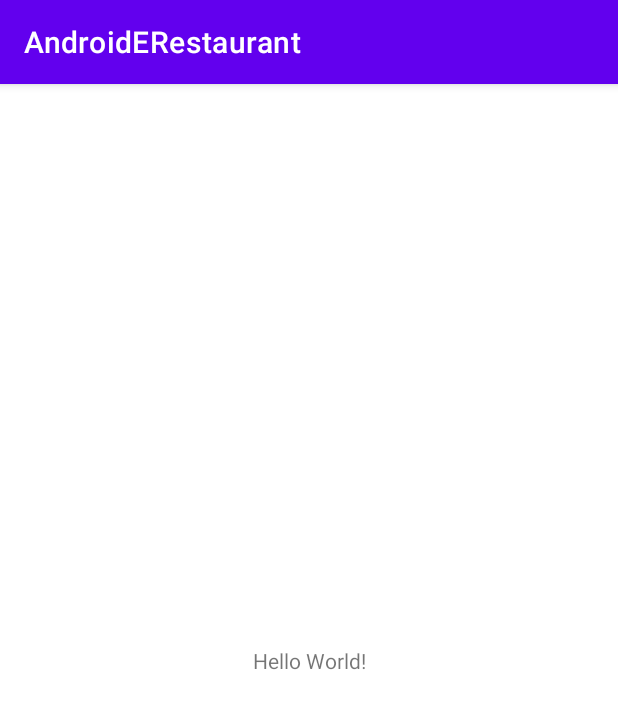
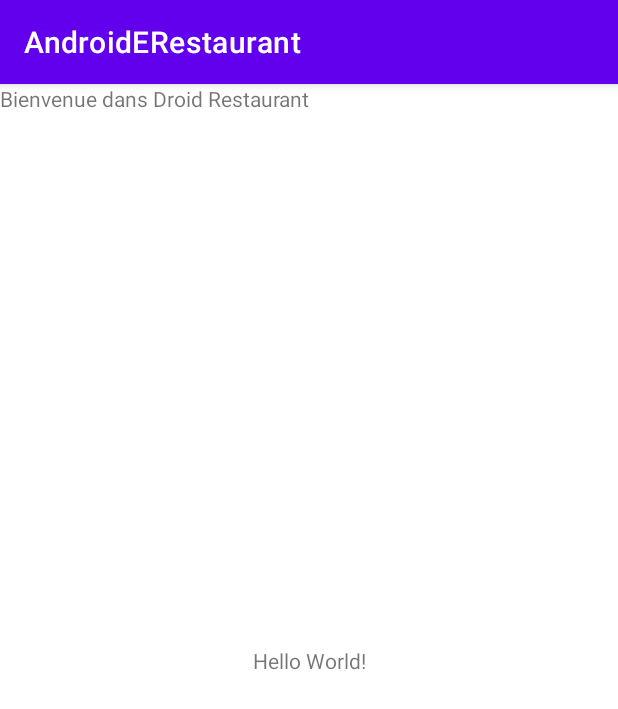
Before and after one commit to DylanVautrin/AndroidERestaurant, an Android app: the screen it shows after launch (MainActivity before the commit, HomeActivity after it), on a phone screen of 412 x 824 dp. Shown: the top 709 px of the screen. Run offline under Robolectric (Android 15) with nearby library versions, the phone set to English and light mode, and no system bars.

Commit message:
Initial Commit

```diff
--- a/app/src/main/AndroidManifest.xml
+++ b/app/src/main/AndroidManifest.xml
@@ -10,7 +10,7 @@
         android:supportsRtl="true"
         android:theme="@style/Theme.AndroidERestaurant">
         <activity
-            android:name=".MainActivity"
+            android:name=".HomeActivity"
             android:exported="true">
             <intent-filter>
                 <action android:name="android.intent.action.MAIN" />
--- a/app/src/main/java/fr/isen/vautrin/androidrestaurant/MainActivity.kt
+++ b/app/src/main/java/fr/isen/vautrin/androidrestaurant/HomeActivity.kt
@@ -3,9 +3,9 @@ package fr.isen.vautrin.androidrestaurant
 import androidx.appcompat.app.AppCompatActivity
 import android.os.Bundle
 
-class MainActivity : AppCompatActivity() {
+class HomeActivity : AppCompatActivity() {
     override fun onCreate(savedInstanceState: Bundle?) {
         super.onCreate(savedInstanceState)
-        setContentView(R.layout.activity_main)
+        setContentView(R.layout.activity_home)
     }
 }
--- a/app/src/main/res/layout/activity_main.xml
+++ b/app/src/main/res/layout/activity_home.xml
@@ -4,9 +4,10 @@
     xmlns:tools="http://schemas.android.com/tools"
     android:layout_width="match_parent"
     android:layout_height="match_parent"
-    tools:context=".MainActivity">
+    tools:context=".HomeActivity">
 
     <TextView
+        android:id="@+id/textView6"
         android:layout_width="wrap_content"
         android:layout_height="wrap_content"
         android:text="Hello World!"
@@ -15,4 +16,13 @@
         app:layout_constraintRight_toRightOf="parent"
         app:layout_constraintTop_toTopOf="parent" />
 
+    <TextView
+        android:id="@+id/textView5"
+        android:layout_width="278dp"
+        android:layout_height="192dp"
+        android:text="@string/TitleMain"
+        android:autoSizeMaxTextSize="14.5px"
+        app:layout_constraintStart_toStartOf="parent"
+        app:layout_constraintTop_toTopOf="parent" />
+
 </androidx.constraintlayout.widget.ConstraintLayout>
--- a/app/src/main/res/values/strings.xml
+++ b/app/src/main/res/values/strings.xml
@@ -1,3 +1,5 @@
 <resources>
     <string name="app_name">AndroidERestaurant</string>
+    <string name="Title">AndroidERestaurant</string>
+    <string name="TitleMain">Bienvenue dans Droid Restaurant</string>
 </resources>
```
